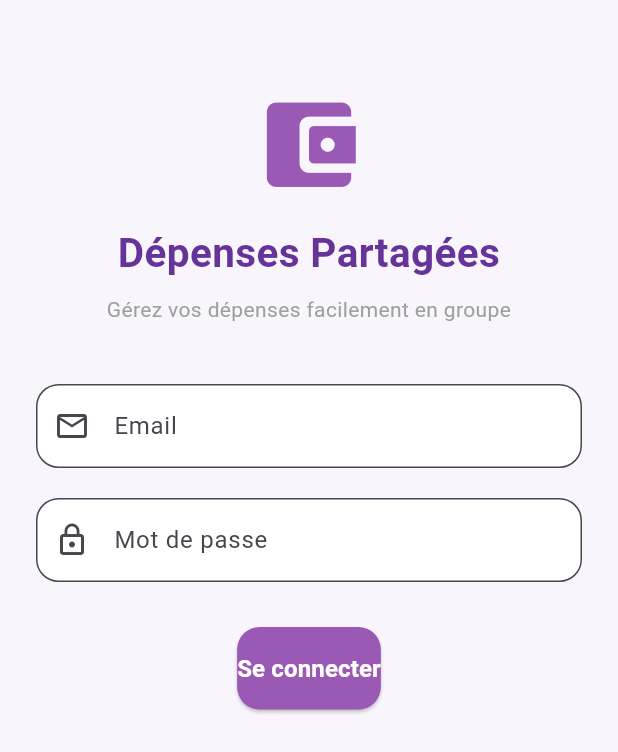
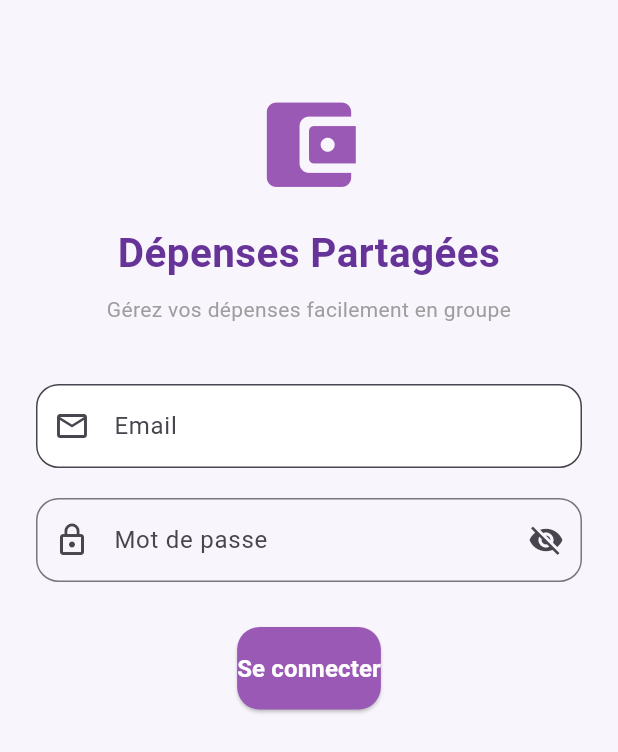
Before and after one commit to azzaalouane42-jpg/depenses_partagees, a Flutter app: the screen it shows after launch, on a phone screen of 412 x 824 dp. Shown: the top 752 px of the screen. Run offline on Flutter 3.47's test engine with Material 3 defaults, Android fonts, the phone set to English and light mode, and no system bars.

Commit message:
login screen

```diff
--- a/lib/screens/login_screen.dart
+++ b/lib/screens/login_screen.dart
@@ -62,15 +62,24 @@ class _LoginScreenState extends State<LoginScreen>{
               //mot de passe
             TextFormField(
               controller: passwordController,
-            obscureText: true,
+            obscureText: cachermotdepasse,
               decoration: InputDecoration(
                 labelText: 'Mot de passe',
                 prefixIcon: const Icon(Icons.lock_outline),
-                filled: true,
-                fillColor: Colors.white,
-                border: OutlineInputBorder(borderRadius: BorderRadius.circular(15),),
+                suffixIcon: IconButton(icon: Icon(
+                    cachermotdepasse
+                        ? Icons.visibility_off
+                        : Icons.visibility,
+                ),
+                  onPressed: () {
+                    setState(() {
+                      cachermotdepasse = !cachermotdepasse;
+                    });
+                  },
+                ),
+                border: OutlineInputBorder(borderRadius: BorderRadius.circular(15),
+                ),),
               ),
-            ),
               const SizedBox(height: 30),
               ElevatedButton(onPressed: (){
                 ScaffoldMessenger.of(context).showSnackBar(const SnackBar(content:
```
